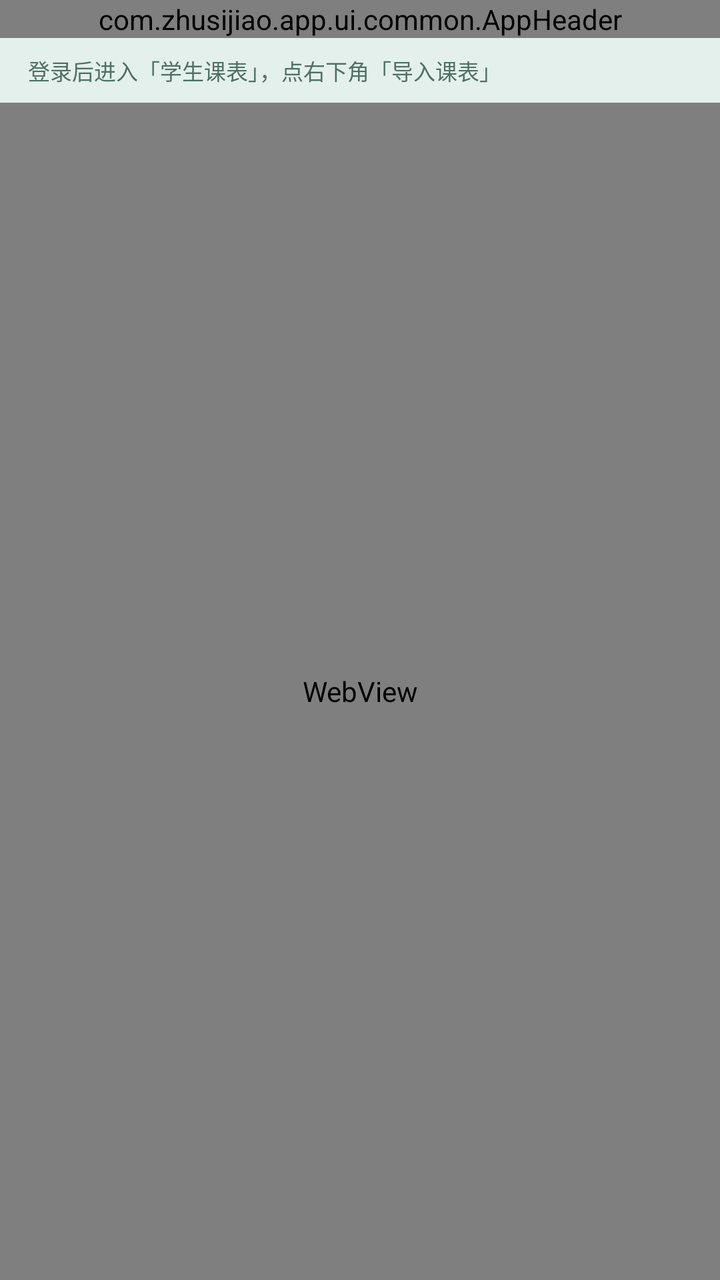
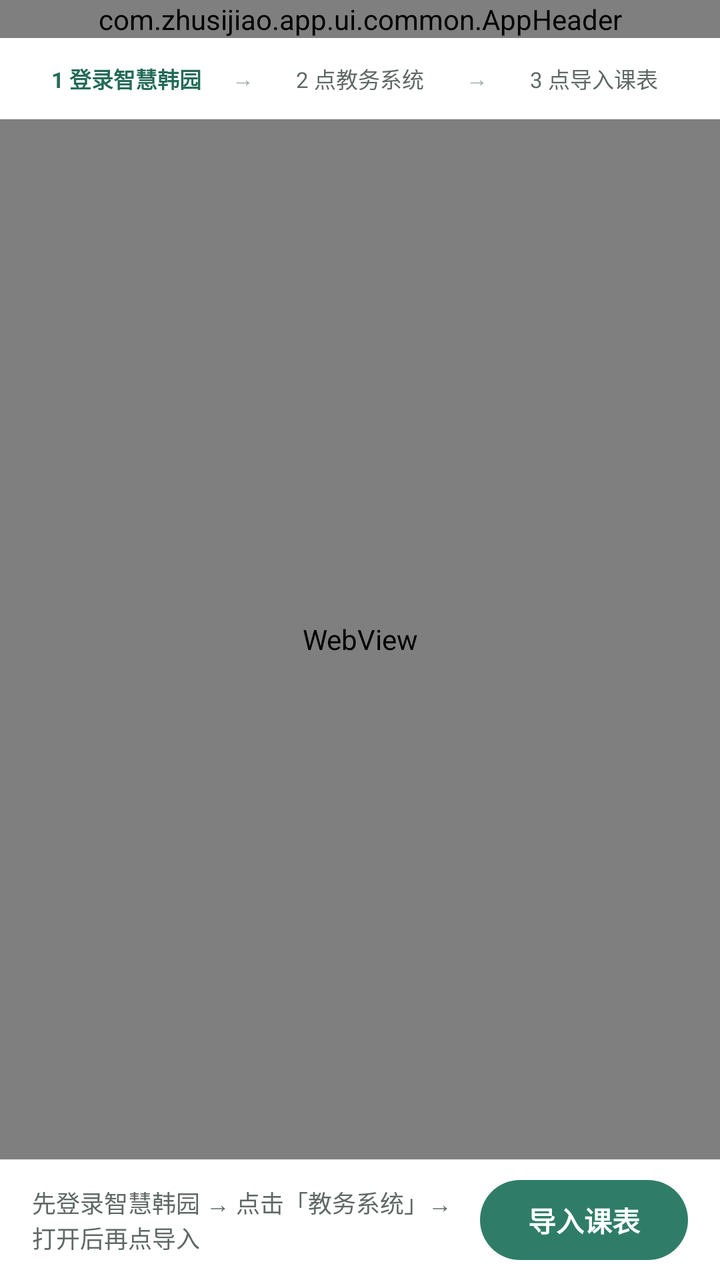

Before-and-after screenshots of an Android layout around one commit, followed by the original layout XML and the change that was made.
<!-- AndroidManifest.xml: application theme Theme.Zhusijiao -->
<!-- res/layout/activity_eams_web.xml -->
<?xml version="1.0" encoding="utf-8"?>

<LinearLayout xmlns:android="http://schemas.android.com/apk/res/android"
    android:layout_width="match_parent"
    android:layout_height="match_parent"
    android:background="@color/background"
    android:orientation="vertical">

    <com.zhusijiao.app.ui.common.AppHeader
        android:id="@+id/header"
        android:layout_width="match_parent"
        android:layout_height="wrap_content" />

    <TextView
        android:id="@+id/guide"
        android:layout_width="match_parent"
        android:layout_height="wrap_content"
        android:background="@color/accent_soft"
        android:lineSpacingMultiplier="1.3"
        android:paddingStart="14dp"
        android:paddingTop="8dp"
        android:paddingEnd="14dp"
        android:paddingBottom="8dp"
        android:text="@string/eams_guide"
        android:textColor="@color/privacy_note_text"
        android:textSize="@dimen/text_caption" />

    <ProgressBar
        android:id="@+id/progress"
        style="?android:attr/progressBarStyleHorizontal"
        android:layout_width="match_parent"
        android:layout_height="3dp"
        android:max="100"
        android:progressTint="@color/accent"
        android:visibility="gone" />

    <WebView
        android:id="@+id/webView"
        android:layout_width="match_parent"
        android:layout_height="0dp"
        android:layout_weight="1" />
</LinearLayout>
<!-- resources referenced by this layout -->
<resources>
  <color name="accent">#2f7d68</color>
  <color name="accent_soft">#e4f0ec</color>
  <color name="background">#f5f7f6</color>
  <color name="privacy_note_text">#4f6f65</color>
  <dimen name="text_caption">11sp</dimen>
  <string name="eams_guide">登录后进入「学生课表」，点右下角「导入课表」</string>
  <color name="text_primary">#1d2421</color>
  <color name="text_secondary">#5f6965</color>
  <color name="surface">#ffffff</color>
  <style name="Theme.Zhusijiao.Dialog" parent="Theme.AppCompat.Light.Dialog.Alert">
          <item name="colorAccent">@color/accent</item>
          <item name="android:textColorPrimary">@color/text_primary</item>
          <item name="buttonBarPositiveButtonStyle">@style/DialogButton</item>
          <item name="buttonBarNegativeButtonStyle">@style/DialogButton</item>
          <item name="buttonBarNeutralButtonStyle">@style/DialogButton</item>
      </style>
  <style name="DialogButton" parent="Widget.AppCompat.Button.ButtonBar.AlertDialog">
          <item name="android:textColor">@color/accent</item>
          <item name="android:textStyle">bold</item>
      </style>
  <!-- unchanged entries left out for length: 1 -->
</resources>

<!-- the commit's change to res/layout/activity_eams_web.xml (unified diff, before → after) -->
@@ -1,5 +1,4 @@
 <?xml version="1.0" encoding="utf-8"?>
-
 <LinearLayout xmlns:android="http://schemas.android.com/apk/res/android"
     android:layout_width="match_parent"
     android:layout_height="match_parent"
@@ -11,25 +10,93 @@
         android:layout_width="match_parent"
         android:layout_height="wrap_content" />
 
-    <TextView
-        android:id="@+id/guide"
+    
+    <LinearLayout
+        android:id="@+id/stepBar"
         android:layout_width="match_parent"
         android:layout_height="wrap_content"
-        android:background="@color/accent_soft"
-        android:lineSpacingMultiplier="1.3"
-        android:paddingStart="14dp"
+        android:background="@color/surface"
+        android:gravity="center_vertical"
+        android:orientation="horizontal"
+        android:paddingStart="12dp"
         android:paddingTop="8dp"
-        android:paddingEnd="14dp"
-        android:paddingBottom="8dp"
-        android:text="@string/eams_guide"
-        android:textColor="@color/privacy_note_text"
-        android:textSize="@dimen/text_caption" />
+        android:paddingEnd="12dp"
+        android:paddingBottom="8dp">
+
+        <TextView
+            android:id="@+id/step1"
+            android:layout_width="0dp"
+            android:layout_height="wrap_content"
+            android:layout_weight="1"
+            android:ellipsize="end"
+            android:gravity="center"
+            android:maxLines="1"
+            android:paddingTop="4dp"
+            android:paddingBottom="4dp"
+            android:text="@string/eams_step_1"
+            android:textColor="@color/accent_strong"
+            android:textSize="@dimen/text_caption"
+            android:textStyle="bold" />
+
+        <TextView
+            android:layout_width="wrap_content"
+            android:layout_height="wrap_content"
+            android:importantForAccessibility="no"
+            android:paddingStart="2dp"
+            android:paddingEnd="2dp"
+            android:text="→"
+            android:textColor="@color/text_disabled"
+            android:textSize="@dimen/text_caption" />
+
+        <TextView
+            android:id="@+id/step2"
+            android:layout_width="0dp"
+            android:layout_height="wrap_content"
+            android:layout_weight="1"
+            android:ellipsize="end"
+            android:gravity="center"
+            android:maxLines="1"
+            android:paddingTop="4dp"
+            android:paddingBottom="4dp"
+            android:text="@string/eams_step_2"
+            android:textColor="@color/text_secondary"
+            android:textSize="@dimen/text_caption" />
+
+        <TextView
+            android:layout_width="wrap_content"
+            android:layout_height="wrap_content"
+            android:importantForAccessibility="no"
+            android:paddingStart="2dp"
+            android:paddingEnd="2dp"
+            android:text="→"
+            android:textColor="@color/text_disabled"
+            android:textSize="@dimen/text_caption" />
+
+        <TextView
+            android:id="@+id/step3"
+            android:layout_width="0dp"
+            android:layout_height="wrap_content"
+            android:layout_weight="1"
+            android:ellipsize="end"
+            android:gravity="center"
+            android:maxLines="1"
+            android:paddingTop="4dp"
+            android:paddingBottom="4dp"
+            android:text="@string/eams_step_3"
+            android:textColor="@color/text_secondary"
+            android:textSize="@dimen/text_caption" />
+    </LinearLayout>
+
+    <View
+        android:layout_width="match_parent"
+        android:layout_height="1px"
+        android:background="@color/divider" />
 
     <ProgressBar
         android:id="@+id/progress"
         style="?android:attr/progressBarStyleHorizontal"
         android:layout_width="match_parent"
-        android:layout_height="3dp"
+        android:layout_height="2dp"
         android:max="100"
         android:progressTint="@color/accent"
         android:visibility="gone" />
@@ -39,4 +106,52 @@
         android:layout_width="match_parent"
         android:layout_height="0dp"
         android:layout_weight="1" />
+
+    
+    <LinearLayout
+        android:id="@+id/bottomBar"
+        android:layout_width="match_parent"
+        android:layout_height="wrap_content"
+        android:background="@color/surface"
+        android:orientation="vertical">
+
+        <View
+            android:layout_width="match_parent"
+            android:layout_height="1px"
+            android:background="@color/divider" />
+
+        <LinearLayout
+            android:layout_width="match_parent"
+            android:layout_height="wrap_content"
+            android:gravity="center_vertical"
+            android:orientation="horizontal"
+            android:paddingStart="16dp"
+            android:paddingTop="10dp"
+            android:paddingEnd="16dp"
+            android:paddingBottom="10dp">
+
+            <TextView
+                android:id="@+id/guide"
+                android:layout_width="0dp"
+                android:layout_height="wrap_content"
+                android:layout_marginEnd="12dp"
+                android:layout_weight="1"
+                android:ellipsize="end"
+                android:maxLines="2"
+                android:text="@string/eams_guide"
+                android:textColor="@color/text_secondary"
+                android:textSize="@dimen/text_hint" />
+
+            <TextView
+                android:id="@+id/importActionBtn"
+                style="@style/PrimaryButton"
+                android:layout_width="wrap_content"
+                android:minWidth="104dp"
+                android:minHeight="40dp"
+                android:paddingStart="18dp"
+                android:paddingEnd="18dp"
+                android:text="@string/eams_inject"
+                android:textSize="@dimen/text_body" />
+        </LinearLayout>
+    </LinearLayout>
 </LinearLayout>
<!-- resource entries referenced after the edit -->
@@ -1,14 +1,61 @@
 <!-- resources referenced by this layout -->
 <resources>
   <color name="accent">#2f7d68</color>
-  <color name="accent_soft">#e4f0ec</color>
-  <color name="background">#f5f7f6</color>
-  <color name="privacy_note_text">#4f6f65</color>
+  <color name="accent_strong">#246b57</color>
+  <color name="background">#f0f3f2</color>
+  <color name="divider">#edf0ef</color>
   <dimen name="text_caption">11sp</dimen>
-  <string name="eams_guide">登录后进入「学生课表」，点右下角「导入课表」</string>
+  <dimen name="text_hint">12sp</dimen>
+  <string name="eams_guide">先登录智慧韩园 → 点击「教务系统」→ 打开后再点导入</string>
+  <string name="eams_inject">导入课表</string>
+  <string name="eams_step_1">1 登录智慧韩园</string>
+  <string name="eams_step_2">2 点教务系统</string>
+  <string name="eams_step_3">3 点导入课表</string>
+  <style name="PrimaryButton">
+          <item name="android:layout_width">match_parent</item>
+          <item name="android:layout_height">wrap_content</item>
+          <item name="android:minHeight">@dimen/button_min_height</item>
+          <item name="android:background">@drawable/bg_primary_button</item>
+          <item name="android:stateListAnimator">@animator/press_scale</item>
+          <item name="android:textColor">#ffffff</item>
+          <item name="android:textSize">@dimen/text_button</item>
+          <item name="android:textStyle">bold</item>
+          <item name="android:gravity">center</item>
+          <item name="android:clickable">true</item>
+          <item name="android:focusable">true</item>
+          <item name="android:paddingStart">16dp</item>
+          <item name="android:paddingEnd">16dp</item>
+      </style>
+  <dimen name="button_min_height">44dp</dimen>
+  <!-- drawable bg_primary_button (drawable) -->
+  <?xml version="1.0" encoding="utf-8"?>
+  
+  <selector xmlns:android="http://schemas.android.com/apk/res/android">
+      <item android:state_pressed="true">
+          <shape android:shape="rectangle">
+              <solid android:color="@color/accent_strong" />
+              <corners android:radius="@dimen/button_radius" />
+          </shape>
+      </item>
+      <item android:state_enabled="false">
+          <shape android:shape="rectangle">
+              <solid android:color="#c9d6d1" />
+              <corners android:radius="@dimen/button_radius" />
+          </shape>
+      </item>
+      <item>
+          <shape android:shape="rectangle">
+              <solid android:color="@color/accent" />
+              <corners android:radius="@dimen/button_radius" />
+          </shape>
+      </item>
+  </selector>
+  <dimen name="text_button">@dimen/text_subtitle</dimen>
   <color name="text_primary">#1d2421</color>
   <color name="text_secondary">#5f6965</color>
+  <dimen name="text_body">14sp</dimen>
   <color name="surface">#ffffff</color>
+  <color name="text_disabled">#a2aba7</color>
   <style name="Theme.Zhusijiao.Dialog" parent="Theme.AppCompat.Light.Dialog.Alert">
           <item name="colorAccent">@color/accent</item>
           <item name="android:textColorPrimary">@color/text_primary</item>
@@ -16,10 +63,13 @@
           <item name="buttonBarNegativeButtonStyle">@style/DialogButton</item>
           <item name="buttonBarNeutralButtonStyle">@style/DialogButton</item>
       </style>
+  <dimen name="button_radius">@dimen/radius_pill</dimen>
+  <dimen name="text_subtitle">16sp</dimen>
   <style name="DialogButton" parent="Widget.AppCompat.Button.ButtonBar.AlertDialog">
           <item name="android:textColor">@color/accent</item>
           <item name="android:textStyle">bold</item>
       </style>
+  <dimen name="radius_pill">100dp</dimen>
   <!-- unchanged entries left out for length: 1 -->
 </resources>
 
